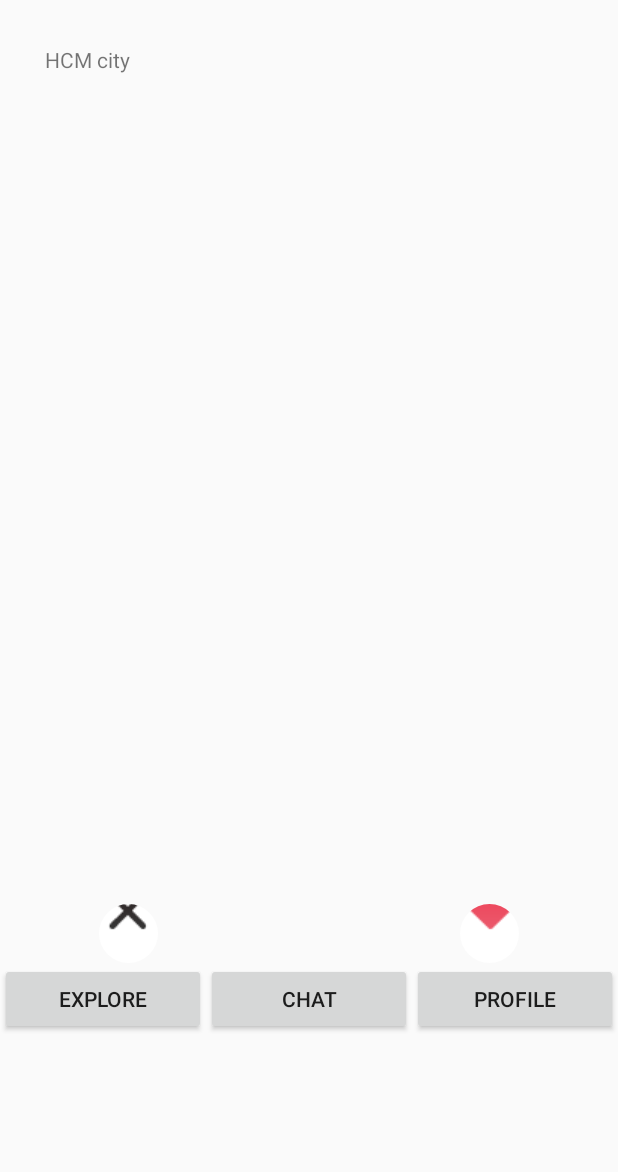
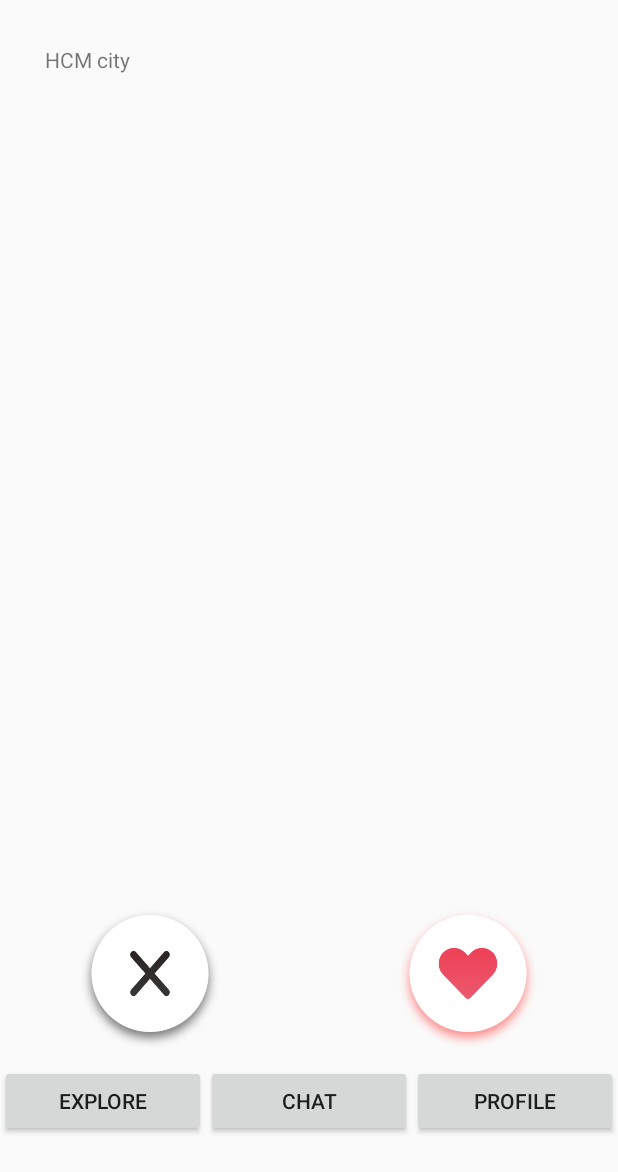
Before and after one commit to thanhdat00/Eros-app, an Android app: the MainScreenActivity screen opened directly, with no data from a screen before it, on a phone screen of 412 x 824 dp. Shown: the top 1172 px of the screen. Run offline under Robolectric (Android 15) with nearby library versions, the phone set to English and light mode, and no system bars.

Commit message:
update main screen

```diff
--- a/app/src/main/AndroidManifest.xml
+++ b/app/src/main/AndroidManifest.xml
@@ -11,11 +11,10 @@
         android:roundIcon="@mipmap/ic_launcher_round"
         android:supportsRtl="true"
         android:theme="@style/AppTheme">
-        <activity android:name=".CreateProfileActivity"></activity>
+        <activity android:name=".CreateQuestionActivity"></activity>
+        <activity android:name=".CreateProfileActivity" />
         <activity android:name=".Login" />
         <activity android:name=".MainScreen.MainScreenActivity" />
-
-
 
         <meta-data
             android:name="com.facebook.sdk.ApplicationId"
--- a/app/src/main/res/layout/activity_create_profile.xml
+++ b/app/src/main/res/layout/activity_create_profile.xml
@@ -80,7 +80,7 @@
     <Button
         android:layout_width="wrap_content"
         android:layout_height="wrap_content"
-        android:text="SUBMIT"
+        android:text="Next"
         android:id="@+id/submit_button"
         />
 
--- a/app/src/main/res/layout/activity_main_screen.xml
+++ b/app/src/main/res/layout/activity_main_screen.xml
@@ -11,7 +11,7 @@
     <FrameLayout
         android:id="@+id/profile_fragment"
         android:layout_width="match_parent"
-        android:layout_height="642dp" />
+        android:layout_height="710dp" />
 
     <LinearLayout
         android:layout_width="match_parent"
--- a/app/src/main/res/layout/fragment_profile.xml
+++ b/app/src/main/res/layout/fragment_profile.xml
@@ -38,23 +38,26 @@
         android:layout_marginTop="80dp">
 
 
+        <ImageView
+            android:id="@+id/iv_deny"
+            android:layout_width="100dp"
+            android:layout_height="100dp"
+            android:layout_centerVertical="true"
+            android:src="@drawable/x_icon"
+            android:layout_marginLeft="50dp"
+            android:layout_alignParentLeft="true"
 
-        <de.hdodenhof.circleimageview.CircleImageView
-            android:id="@+id/iv_deny"
-            android:layout_width="wrap_content"
-            android:layout_height="wrap_content"
-            android:layout_centerVertical="true"
-            android:src="@drawable/deny"
-            android:layout_alignParentLeft="true"
             />
 
-        <de.hdodenhof.circleimageview.CircleImageView
-            android:layout_width="wrap_content"
-            android:layout_height="wrap_content"
-            android:src="@drawable/accept"
+        <Button
+            android:layout_width="100dp"
+            android:layout_height="100dp"
+            android:background="@drawable/heart_icon"
             android:id="@+id/iv_accept"
             android:layout_centerVertical="true"
+            android:layout_centerHorizontal="true"
             android:layout_alignParentRight="true"
+            android:layout_marginRight="50dp"
             />
 
     </RelativeLayout>
```
Also changed, not shown: app/src/main/java/com/example/eros_demo/CreateQuestionActivity.java (added, +14 -0 lines), app/src/main/res/layout/activity_create_question.xml (added, +32 -0 lines), app/src/main/res/drawable/heart_icon.png (added), app/src/main/res/drawable/x_icon.png (added).
